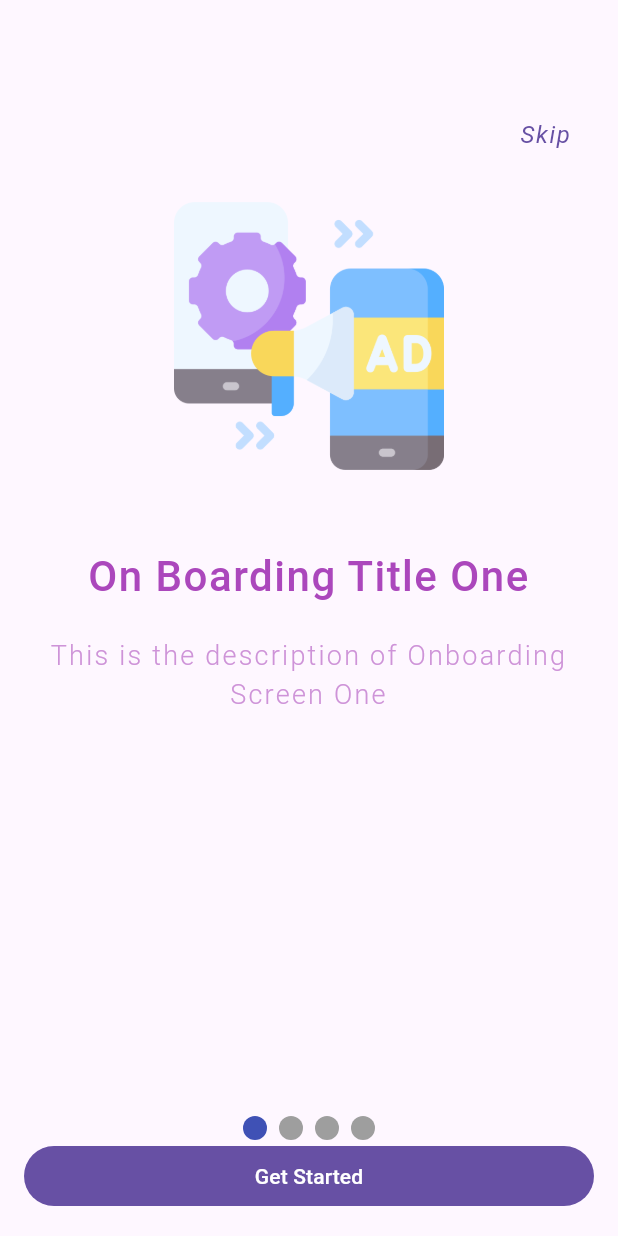
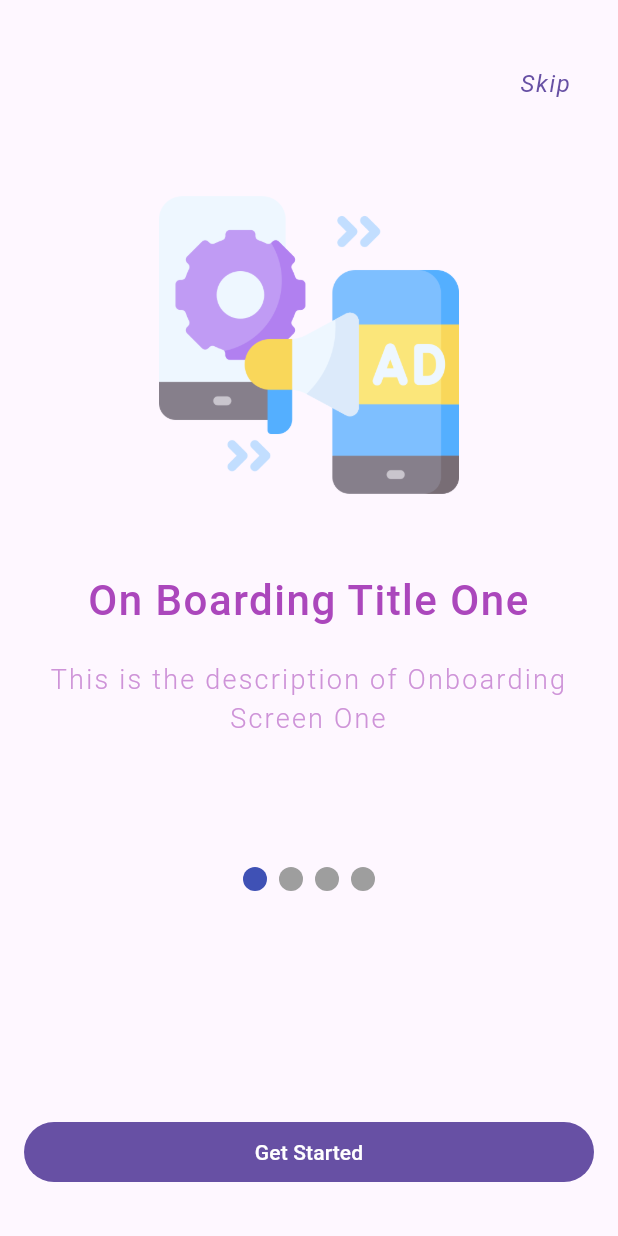
Before and after one commit to Ratndeep1999/fifth_onboarding_screen, a Flutter app: the screen it shows after launch, on a phone screen of 412 x 824 dp. Run offline on Flutter 3.47's test engine with Material 3 defaults, Android fonts, the light colour scheme and no system bars; drawn by our look-alikes of smooth_page_indicator.

Commit message:
onboarding_screen.dart: OnboardingDataWidget refactor.

```diff
--- a/lib/onboarding/screen/onboarding_screen.dart
+++ b/lib/onboarding/screen/onboarding_screen.dart
@@ -19,36 +19,73 @@ class _OnboardingScreenState extends State<OnboardingScreen> {
   Widget build(BuildContext context) {
     return Scaffold(
       body: Padding(
-        padding: const EdgeInsets.all(16.0),
+        padding: const EdgeInsets.symmetric(vertical: 32.0, horizontal: 16.0),
         child: Column(
           crossAxisAlignment: CrossAxisAlignment.center,
           children: [
+            /// Skip Button Widget
+            SkipButtonWidget(onSkipPress: () {}),
             const SizedBox(height: 50),
 
-            /// Skip Button
-            SkipButtonWidget(onSkipPress: () {}),
-            const SizedBox(height: 20),
+            /// Onboarding Data
+            OnboardingDataWidget(
+              pageCtrl: _pageCtrl,
+              onPageChanged: (index) {},
+            ),
 
-            /// Onboarding Data
-            Expanded(
+            /// Dot Indicator
+            SmoothPageIndicator(
+              controller: _pageCtrl,
+              count: onboardingData.length,
+              onDotClicked: (index) {},
+              effect: JumpingDotEffect(verticalOffset: 2),
+            ),
+            SizedBox(height: 150.0),
+
+            /// Next Button
+            SizedBox(
+              width: double.infinity,
+              child: FilledButton(
+                onPressed: () => debugPrint("Next Press"),
+                child: Text(true ? "Get Started" : "Next"),
+              ),
+            ),
+          ],
+        ),
+      ),
+    );
+  }
+}
+
+class OnboardingDataWidget extends StatelessWidget {
+  const OnboardingDataWidget({
+    super.key,
+    required PageController pageCtrl,
+    required this.onPageChanged,
+  }) : _pageCtrl = pageCtrl;
+
+  final PageController _pageCtrl;
+  final Function(int) onPageChanged;
+
+  @override
+  Widget build(BuildContext context) {
+    return Expanded(
       child: PageView.builder(
         controller: _pageCtrl,
-                onPageChanged: (index) {},
+        onPageChanged: onPageChanged,
         itemCount: onboardingData.length,
         itemBuilder: (ctx, index) {
+          // Filter Single Item
+          final item = onboardingData[index];
           return Column(
             children: [
               /// Icon
-                      Image(
-                        image: AssetImage(onboardingData[index].icon),
-                        height: 180,
-                        width: 180,
-                      ),
+              Image(image: AssetImage(item.icon), height: 200, width: 200),
               const SizedBox(height: 50),
 
               /// Title
               Text(
-                        AppTexts.kOnBoardingTitle1,
+                item.title,
                 textAlign: TextAlign.center,
                 style: TextStyle(
                   fontSize: 28,
@@ -61,7 +98,7 @@ class _OnboardingScreenState extends State<OnboardingScreen> {
 
               /// Description
               Text(
-                        AppTexts.kOnBoardingDesc1,
+                item.desc,
                 textAlign: TextAlign.center,
                 style: TextStyle(
                   color: Colors.purple.shade200,
@@ -73,27 +110,6 @@ class _OnboardingScreenState extends State<OnboardingScreen> {
             ],
           );
         },
-              ),
-            ),
-
-            /// Dot Indicator
-            SmoothPageIndicator(
-              controller: _pageCtrl,
-              count: onboardingData.length,
-              onDotClicked: (index) {},
-              effect: JumpingDotEffect(verticalOffset: 2),
-            ),
-
-            /// Next Button
-            SizedBox(
-              width: double.infinity,
-              child: FilledButton(
-                onPressed: () => debugPrint("Next Press"),
-                child: Text(true ? "Get Started" : "Next"),
-              ),
-            ),
-          ],
-        ),
       ),
     );
   }
```
Lines whose indentation alone changed are shown as unchanged.
